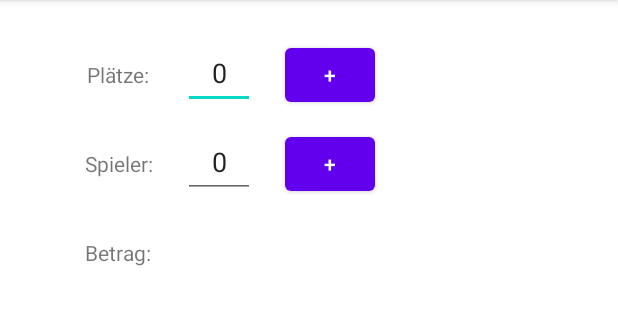
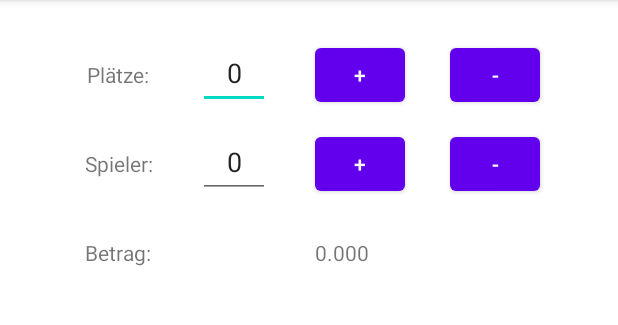
Before and after one commit to primetzvan/android_PayYours, an Android app: the screen it shows after launch (MainActivity), on a phone screen of 412 x 824 dp, the part 84-409 px from its top. Run offline under Robolectric (Android 15) with nearby library versions, the phone set to English and light mode, and no system bars.

Commit message:
update added hue

```diff
--- a/app/src/main/res/layout/activity_main.xml
+++ b/app/src/main/res/layout/activity_main.xml
@@ -85,6 +85,33 @@
     app:layout_constraintBaseline_toBaselineOf="@+id/edit_places_main"
     app:layout_constraintStart_toEndOf="@+id/barrier2" />
 
+  <Button
+    android:id="@+id/btn_minus_place"
+    android:layout_width="60dp"
+    android:layout_height="wrap_content"
+    android:layout_marginStart="@dimen/basic_start_margin"
+    android:text="-"
+    app:layout_constraintBaseline_toBaselineOf="@+id/btn_place_plus"
+    app:layout_constraintStart_toEndOf="@+id/barrier3" />
+
+  <Button
+    android:id="@+id/btn_minus_player"
+    android:layout_width="60dp"
+    android:layout_height="wrap_content"
+    android:layout_marginStart="@dimen/basic_start_margin"
+    android:text="-"
+    app:layout_constraintBaseline_toBaselineOf="@+id/btn_player_plus"
+    app:layout_constraintStart_toEndOf="@+id/barrier3" />
+
+  <TextView
+    android:id="@+id/textView"
+    android:layout_width="wrap_content"
+    android:layout_height="wrap_content"
+    android:layout_marginStart="@dimen/basic_start_margin"
+    android:text="0.000"
+    app:layout_constraintBaseline_toBaselineOf="@+id/tv_amount_main"
+    app:layout_constraintStart_toEndOf="@+id/barrier2" />
+
   <androidx.constraintlayout.widget.Barrier
     android:id="@+id/barrier3"
     android:layout_width="wrap_content"
--- a/app/src/main/res/values/dimens.xml
+++ b/app/src/main/res/values/dimens.xml
@@ -1,5 +1,5 @@
 <?xml version="1.0" encoding="utf-8"?>
 <resources>
   <dimen name="basic_margin">40dp</dimen>
-  <dimen name="basic_start_margin">20dp</dimen>
+  <dimen name="basic_start_margin">30dp</dimen>
 </resources>
```
